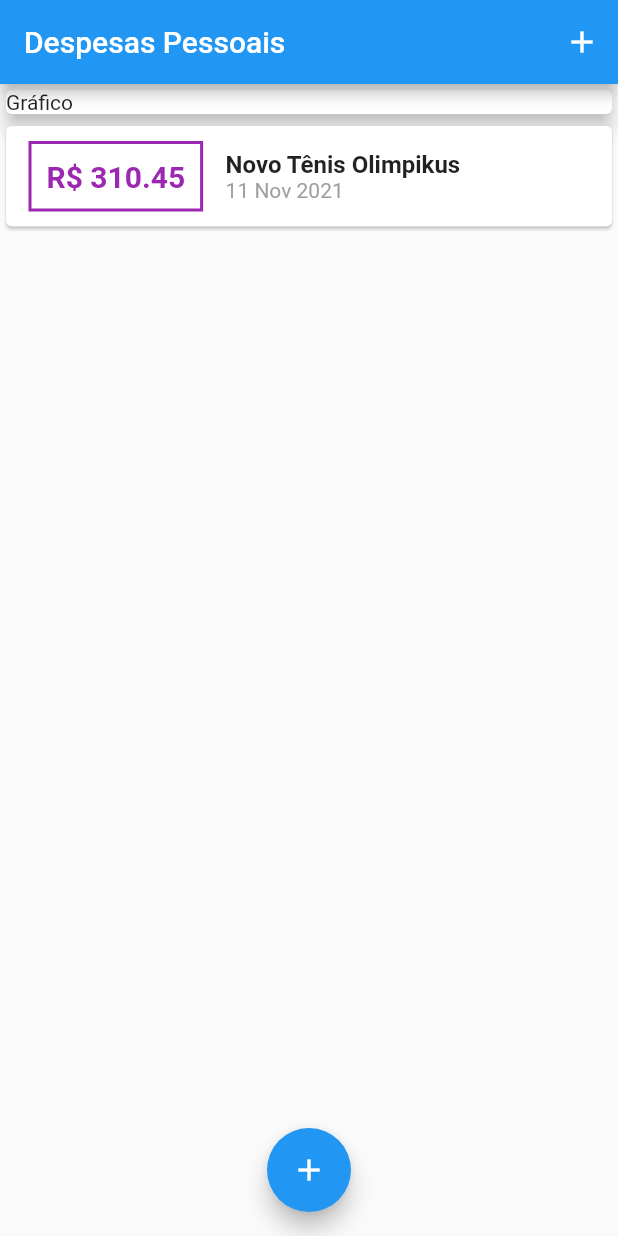
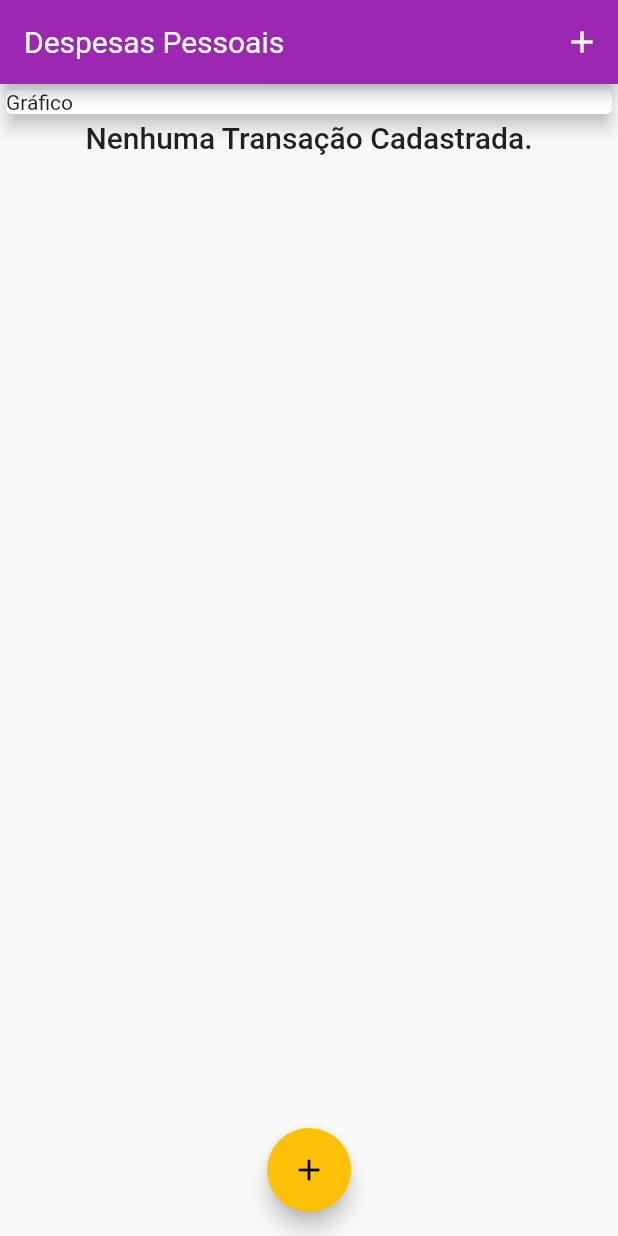
Before and after one commit to danielwaite6/DESPESAS_PESSOAIS, a Flutter app: the screen it shows after launch, on a phone screen of 412 x 824 dp. Run offline on Flutter 3.47's test engine with Material 2 defaults, Android fonts, the phone set to English and light mode, and no system bars; Roboto replaces fonts that are missing (OpenSans-Regular, Quicksand-Light).

Commit message:
first commit

```diff
--- a/lib/components/transaction_list.dart
+++ b/lib/components/transaction_list.dart
@@ -15,7 +15,16 @@ class TransactionList extends StatelessWidget {
   Widget build(BuildContext context) {
     return Container(
       height: 300,
-      child: ListView.builder(
+      child: transactions.isEmpty
+          ? Column(
+              children: [
+                Text(
+                  'Nenhuma Transação Cadastrada.',
+                  style: Theme.of(context).textTheme.headline6,
+                ),
+              ],
+            )
+          : ListView.builder(
               itemCount: transactions.length,
               itemBuilder: (ctx, index) {
                 final tr = transactions[index];
@@ -29,7 +38,7 @@ class TransactionList extends StatelessWidget {
                         ),
                         decoration: BoxDecoration(
                           border: Border.all(
-                      color: Colors.purple,
+                            color: Theme.of(context).primaryColor,
                             width: 2,
                           ),
                         ),
@@ -39,7 +48,7 @@ class TransactionList extends StatelessWidget {
                           style: TextStyle(
                             fontWeight: FontWeight.bold,
                             fontSize: 20,
-                      color: Colors.purple,
+                            color: Theme.of(context).primaryColor,
                           ),
                         ),
                       ),
--- a/lib/main.dart
+++ b/lib/main.dart
@@ -1,8 +1,6 @@
 import 'dart:math';
-
 import 'package:despesas_pessoais/components/transaction_form.dart';
 import 'package:despesas_pessoais/components/transaction_list.dart';
-//import 'package:despesas_pessoais/components/transaction_user.dart';
 import 'package:despesas_pessoais/models/transaction.dart';
 import 'package:flutter/material.dart';
 
@@ -17,6 +15,19 @@ class ExpensesApp extends StatelessWidget {
   Widget build(BuildContext context) {
     return MaterialApp(
       home: MyHomePage(),
+      theme: ThemeData(
+        primarySwatch: Colors.purple,
+        accentColor: Colors.amber,
+        fontFamily: 'Quicksand-Light',
+        appBarTheme: AppBarTheme(
+          textTheme: ThemeData.light().textTheme.copyWith(
+                headline6: TextStyle(
+                  fontFamily: 'OpenSans-Regular',
+                  fontSize: 20,
+                ),
+              ),
+        ),
+      ),
     );
   }
 }
@@ -31,13 +42,13 @@ class MyHomePage extends StatefulWidget {
 }
 
 class _MyHomePageState extends State<MyHomePage> {
-  final _transactions = [
-    Transaction(
+  final List<Transaction> _transactions = [
+    /*Transaction(
       id: 't1',
       title: 'Novo Tênis Olimpikus',
       value: 310.45,
       date: DateTime.now(),
-    ),
+    ),*/
   ];
 
   _addTransaction(String title, double value) {
@@ -68,7 +79,9 @@ class _MyHomePageState extends State<MyHomePage> {
   Widget build(BuildContext context) {
     return Scaffold(
       appBar: AppBar(
-        title: Text('Despesas Pessoais'),
+        title: Text(
+          'Despesas Pessoais',
+        ),
         actions: [
           IconButton(
             icon: Icon(Icons.add),
```
Also changed, not shown: lib/components/chart.dart (added, +43 -0 lines), pubspec.yaml (+14 -9 lines), assets/fonts/OpenSans-Bold.ttf (added), assets/fonts/OpenSans-Regular.ttf (added), assets/fonts/Quicksand-Bold.ttf (added), assets/fonts/Quicksand-Light.ttf (added), assets/fonts/Quicksand-Medium.ttf (added), assets/fonts/Quicksand-Regular.ttf (added), assets/images/waiting.png (added). Lines whose indentation alone changed are shown as unchanged.
